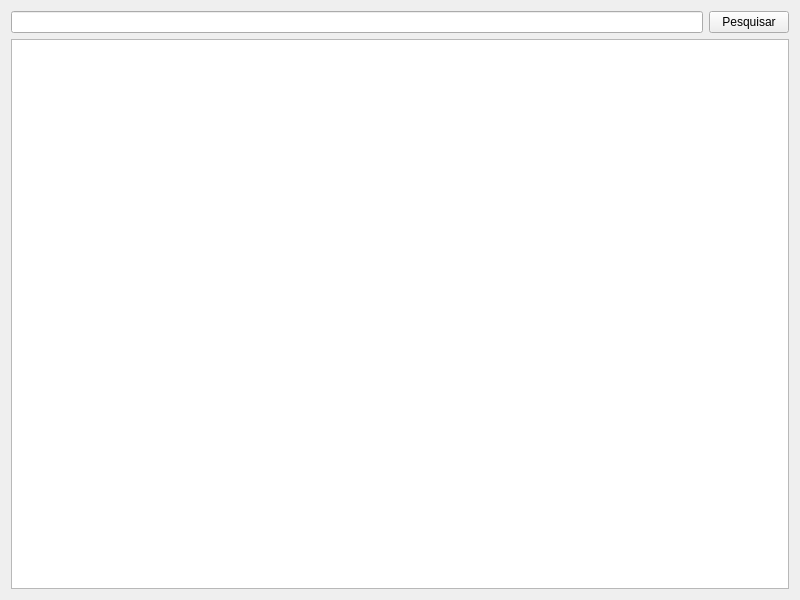
The window that src/widget.ui (wvmcastro/qt-playlist) describes before a commit, drawn with Qt 5.
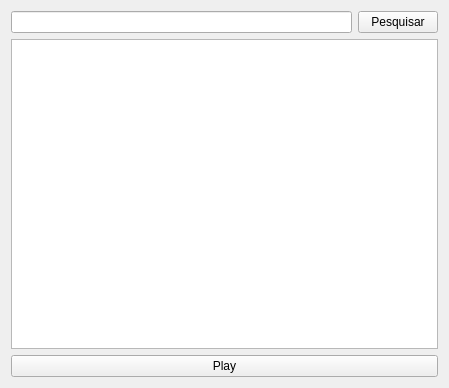
The same window after the commit.

Commit message: Listing search result with Qt ListWidget

```diff
--- a/src/widget.ui
+++ b/src/widget.ui
@@ -6,8 +6,8 @@
    <rect>
     <x>0</x>
     <y>0</y>
-    <width>800</width>
-    <height>600</height>
+    <width>449</width>
+    <height>388</height>
    </rect>
   </property>
   <property name="windowTitle">
@@ -31,7 +31,14 @@
       </layout>
      </item>
      <item>
-      <widget class="QTextBrowser" name="textBrowser"/>
+      <widget class="QListWidget" name="listWidget_tracksList"/>
+     </item>
+     <item>
+      <widget class="QPushButton" name="pushButton_playtrack">
+       <property name="text">
+        <string>Play</string>
+       </property>
+      </widget>
      </item>
     </layout>
    </item>
```
The commit also changes 6 other files.
